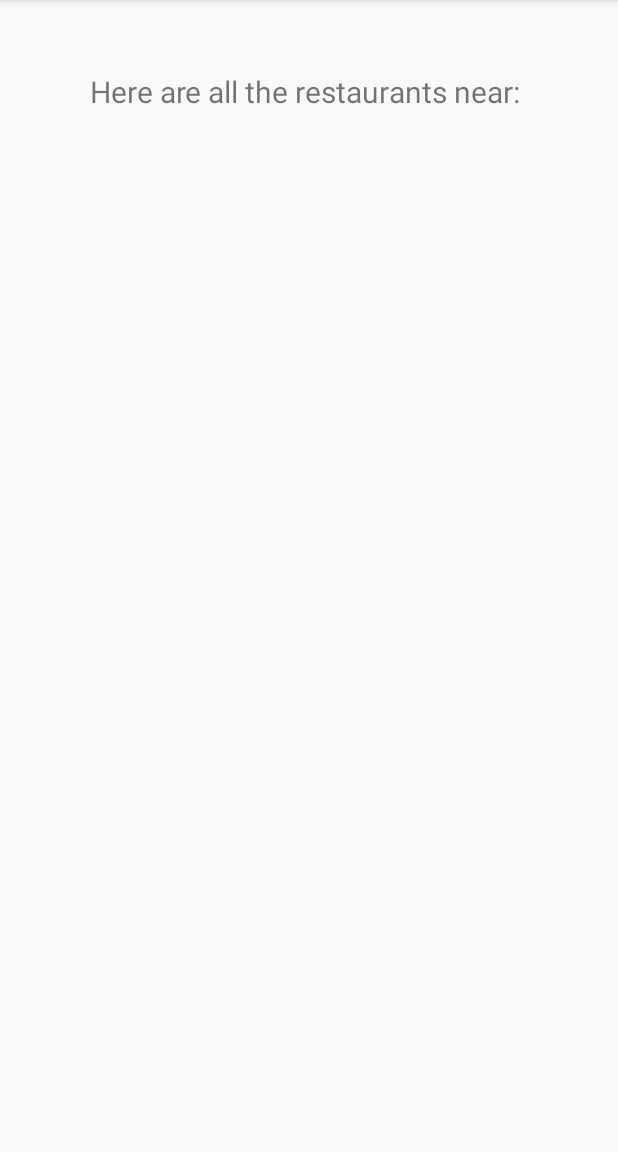
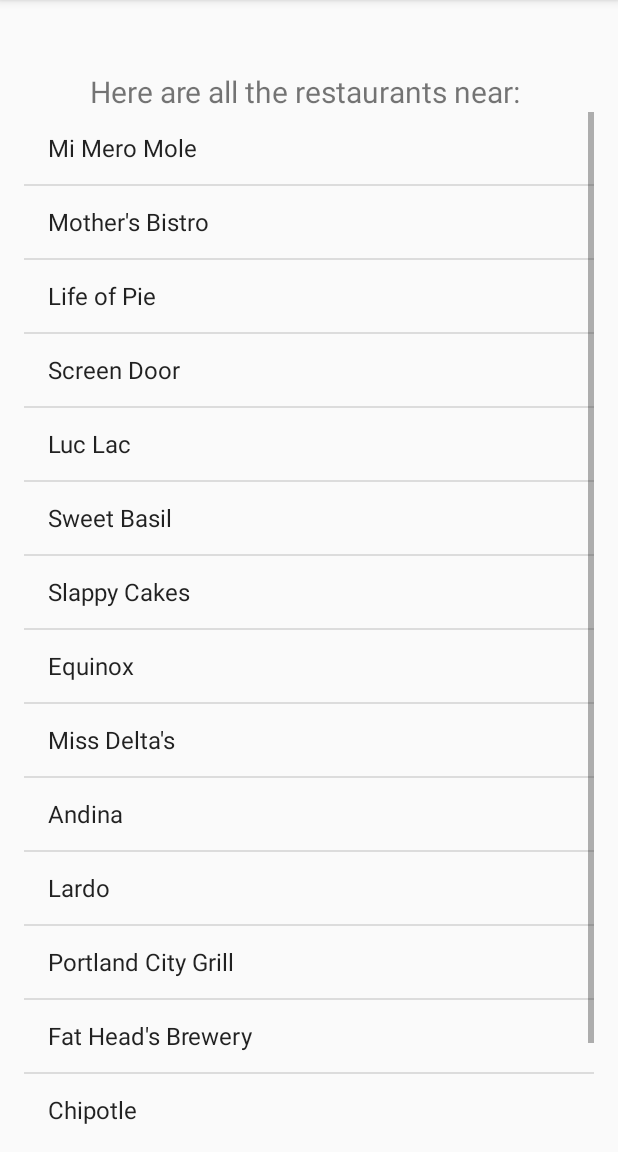
Before and after one commit to 10igeorge/android-myrestaurants, an Android app: the screen it shows after launch (RestaurantsActivity), after a tap on "FIND RESTAURANTS", on a phone screen of 412 x 824 dp, the part 84-1236 px from its top. Run offline under Robolectric (Android 15) with nearby library versions, the phone set to English and light mode, and no system bars.

Commit message:
display list of restaurants with toast notification

```diff
--- a/app/src/main/java/com/epicodus/myrestaurants/RestaurantsActivity.java
+++ b/app/src/main/java/com/epicodus/myrestaurants/RestaurantsActivity.java
@@ -3,16 +3,39 @@ package com.epicodus.myrestaurants;
 import android.content.Intent;
 import android.support.v7.app.AppCompatActivity;
 import android.os.Bundle;
+import android.view.View;
+import android.widget.AdapterView;
+import android.widget.ArrayAdapter;
+import android.widget.ListView;
 import android.widget.TextView;
+import android.widget.Toast;
 
 public class RestaurantsActivity extends AppCompatActivity {
+    private String[] restaurants = new String[] {"Mi Mero Mole", "Mother's Bistro",
+            "Life of Pie", "Screen Door", "Luc Lac", "Sweet Basil",
+            "Slappy Cakes", "Equinox", "Miss Delta's", "Andina",
+            "Lardo", "Portland City Grill", "Fat Head's Brewery",
+            "Chipotle", "Subway"};
     public static final String TAG = RestaurantsActivity.class.getSimpleName();
     private TextView mLocationTextView;
+    private ListView mListView;
 
     @Override
     protected void onCreate(Bundle savedInstanceState) {
         super.onCreate(savedInstanceState);
         setContentView(R.layout.activity_restaurants);
+
+        mListView = (ListView) findViewById(R.id.listView);
+        ArrayAdapter adapter = new ArrayAdapter(this, android.R.layout.simple_list_item_1, restaurants);
+        mListView.setAdapter(adapter);
+
+        mListView.setOnItemClickListener(new AdapterView.OnItemClickListener() {
+            @Override
+            public void onItemClick(AdapterView<?> adapterView, View view, int i, long l) {
+                String restaurant = ((TextView)view).getText().toString();
+                Toast.makeText(RestaurantsActivity.this, restaurant, Toast.LENGTH_LONG).show();
+            }
+        });
 
         mLocationTextView = (TextView) findViewById(R.id.locationTextView);
 
--- a/app/src/main/res/layout/activity_restaurants.xml
+++ b/app/src/main/res/layout/activity_restaurants.xml
@@ -17,4 +17,12 @@
         android:layout_centerHorizontal="true"
         android:layout_marginTop="31dp"
         android:textSize="20dp" />
+
+    <ListView
+        android:layout_width="match_parent"
+        android:layout_height="wrap_content"
+        android:id="@+id/listView"
+        android:layout_below="@+id/locationTextView"
+        android:layout_alignParentRight="true"
+        android:layout_alignParentEnd="true" />
 </RelativeLayout>
```
